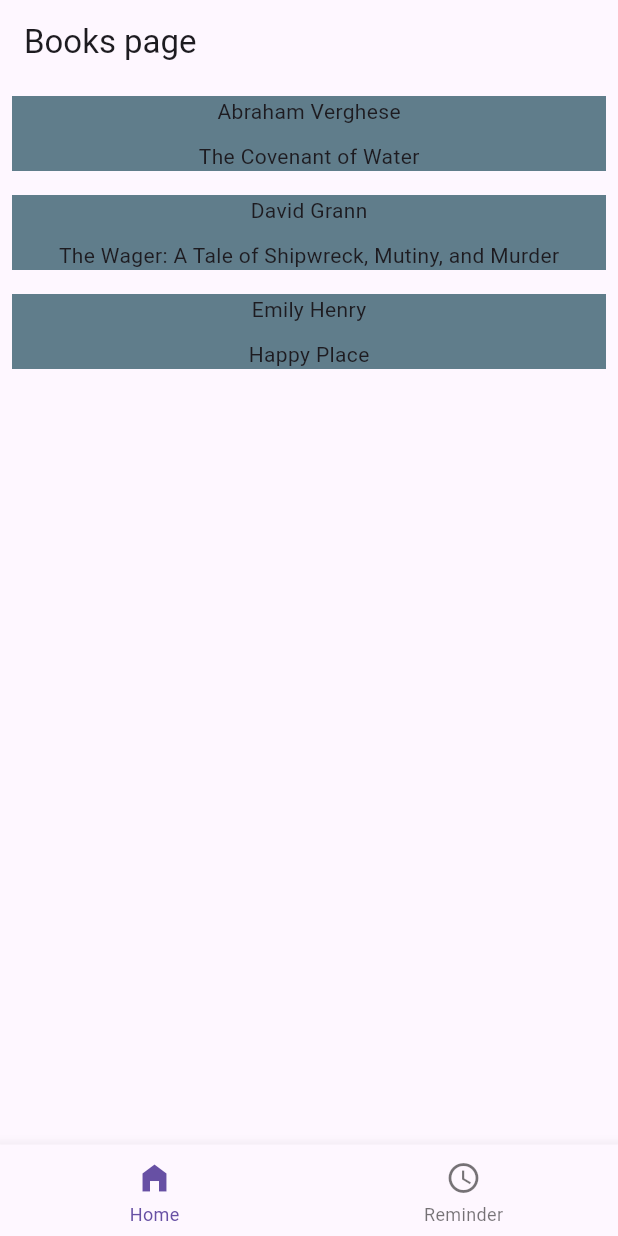
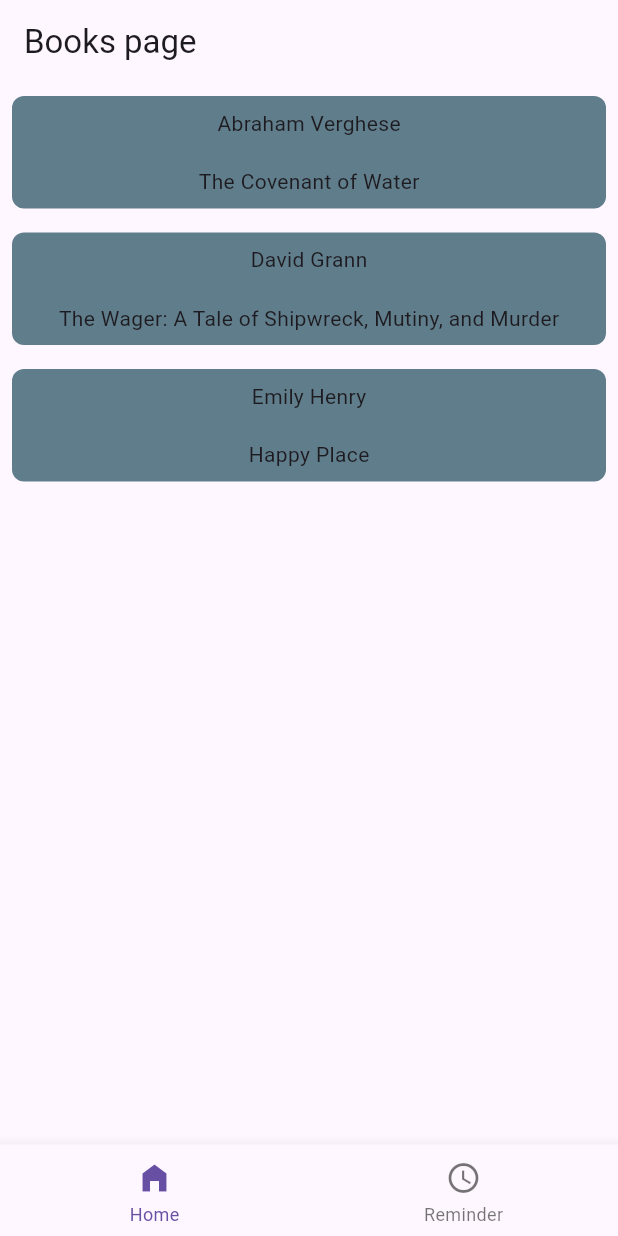
Before and after one commit to SebastijanKokai/BookNest, a Flutter app: the BooksPage screen opened by its route, on a phone screen of 412 x 824 dp. Run offline on Flutter 3.47's test engine with Material 3 defaults, Android fonts, the phone set to English and light mode, and no system bars; drawn by our look-alikes of skeletonizer; our stand-ins replace flutter_bloc, freezed_annotation, gap, get_it, go_router.

Commit message:
Add radius and padding to each _BookCard

```diff
--- a/lib/features/books/presentation/widgets/book_ui_states/book_success_view.dart
+++ b/lib/features/books/presentation/widgets/book_ui_states/book_success_view.dart
@@ -33,11 +33,15 @@ class _BookCard extends StatelessWidget {
   Widget build(BuildContext context) {
     return Skeleton.leaf(
       child: Container(
-        height: 50,
+        height: 75,
         width: double.infinity,
         decoration: const BoxDecoration(
             color: Colors.blueGrey,
-        ),
+            borderRadius: BorderRadius.all(
+              Radius.circular(D.dp8),
+            )),
+        child: Padding(
+          padding: const EdgeInsets.all(D.dp8),
           child: Column(
             children: [
               Text('${book.author.firstName} ${book.author.lastName}'),
@@ -46,6 +50,7 @@ class _BookCard extends StatelessWidget {
             ],
           ),
         ),
+      ),
     );
   }
 }
```
Lines whose indentation alone changed are shown as unchanged.
